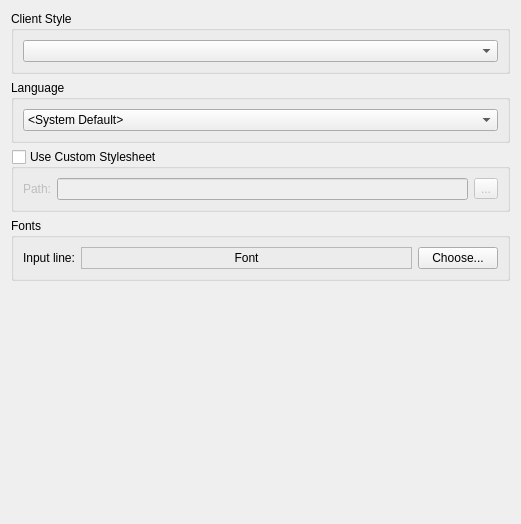
The window that src/qtui/settingspages/appearancesettingspage.ui (quassel/quassel) describes before a commit, drawn with Qt 5.
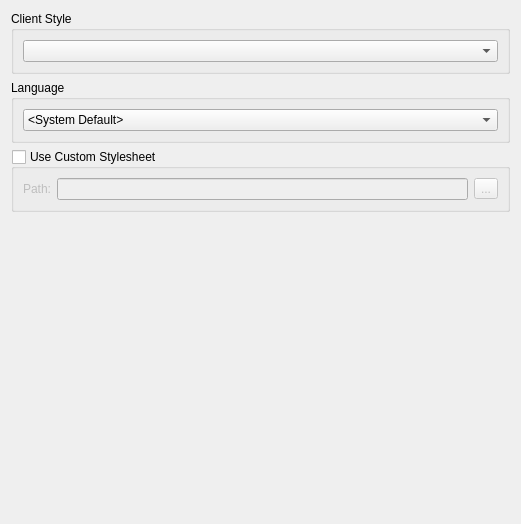
The same window after the commit.

Commit message:
Add a settingspage for configuring the input widget
Centralize the now-scattered input-line related settings in their own settingspage;
also add some new options.

What changed in the file:
```diff
--- a/src/qtui/settingspages/appearancesettingspage.ui
+++ b/src/qtui/settingspages/appearancesettingspage.ui
@@ -114,66 +114,6 @@
      </layout>
     </widget>
    </item>
-   <item>
-    <widget class="QGroupBox" name="groupBox_4">
-     <property name="enabled">
-      <bool>true</bool>
-     </property>
-     <property name="title">
-      <string>Fonts</string>
-     </property>
-     <layout class="QGridLayout" name="gridLayout">
-      <item row="0" column="0">
-       <widget class="QLabel" name="label_3">
-        <property name="toolTip">
-         <string>Set font for the input line</string>
-        </property>
-        <property name="text">
-         <string>Input line:</string>
-        </property>
-       </widget>
-      </item>
-      <item row="0" column="1">
-       <widget class="QLabel" name="demoInputLine">
-        <property name="sizePolicy">
-         <sizepolicy hsizetype="MinimumExpanding" vsizetype="Preferred">
-          <horstretch>0</horstretch>
-          <verstretch>0</verstretch>
-         </sizepolicy>
-        </property>
-        <property name="toolTip">
-         <string>Set font for the input line</string>
-        </property>
-        <property name="frameShape">
-         <enum>QFrame::StyledPanel</enum>
-        </property>
-        <property name="frameShadow">
-         <enum>QFrame::Sunken</enum>
-        </property>
-        <property name="text">
-         <string>Font</string>
-        </property>
-        <property name="alignment">
-         <set>Qt::AlignCenter</set>
-        </property>
-       </widget>
-      </item>
-      <item row="0" column="2">
-       <widget class="QPushButton" name="chooseInputLine">
-        <property name="sizePolicy">
-         <sizepolicy hsizetype="Preferred" vsizetype="Fixed">
-          <horstretch>0</horstretch>
-          <verstretch>0</verstretch>
-         </sizepolicy>
-        </property>
-        <property name="text">
-         <string>Choose...</string>
-        </property>
-       </widget>
-      </item>
-     </layout>
-    </widget>
-   </item>
    <item>
     <spacer name="verticalSpacer">
      <property name="orientation">
```
The commit also changes 13 other files.
